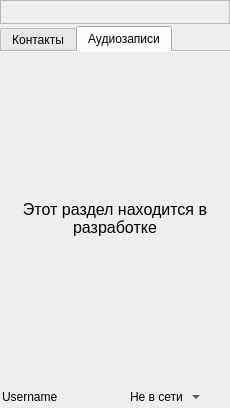
The window that mainwindow.ui (yzubchenko/VKReplica) describes before a commit, drawn with Qt 5.
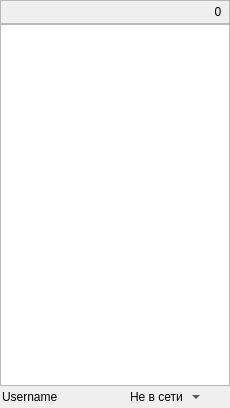
The same window after the commit. The open tabs and pages were chosen to show the change. Icons and pictures are not drawn.

Commit message: +Audio player mock; +icons; *main window without tabs;

```diff
--- a/mainwindow.ui
+++ b/mainwindow.ui
@@ -28,7 +28,7 @@
    </property>
    <layout class="QVBoxLayout" name="verticalLayout">
     <property name="spacing">
-     <number>2</number>
+     <number>0</number>
     </property>
     <property name="leftMargin">
      <number>0</number>
@@ -178,45 +178,75 @@
          </property>
         </spacer>
        </item>
+       <item>
+        <widget class="QToolButton" name="playButton">
+         <property name="minimumSize">
+          <size>
+           <width>22</width>
+           <height>22</height>
+          </size>
+         </property>
+         <property name="maximumSize">
+          <size>
+           <width>22</width>
+           <height>22</height>
+          </size>
+         </property>
+         <property name="text">
+          <string/>
+         </property>
+         <property name="icon">
+          <iconset resource="resources.qrc">
+           <normaloff>:/main_window/resources/play.png</normaloff>:/main_window/resources/play.png</iconset>
+         </property>
+         <property name="iconSize">
+          <size>
+           <width>18</width>
+           <height>18</height>
+          </size>
+         </property>
+         <property name="autoRaise">
+          <bool>true</bool>
+         </property>
+        </widget>
+       </item>
+       <item>
+        <widget class="QToolButton" name="musicButton">
+         <property name="minimumSize">
+          <size>
+           <width>22</width>
+           <height>22</height>
+          </size>
+         </property>
+         <property name="maximumSize">
+          <size>
+           <width>22</width>
+           <height>22</height>
+          </size>
+         </property>
+         <property name="text">
+          <string>0</string>
+         </property>
+         <property name="icon">
+          <iconset resource="resources.qrc">
+           <normaloff>:/main_window/resources/music.png</normaloff>:/main_window/resources/music.png</iconset>
+         </property>
+         <property name="iconSize">
+          <size>
+           <width>18</width>
+           <height>18</height>
+          </size>
+         </property>
+         <property name="autoRaise">
+          <bool>true</bool>
+         </property>
+        </widget>
+       </item>
       </layout>
      </widget>
     </item>
     <item>
-     <widget class="QTabWidget" name="tabWidget">
-      <property name="autoFillBackground">
-       <bool>false</bool>
-      </property>
-      <property name="tabPosition">
-       <enum>QTabWidget::North</enum>
-      </property>
-      <property name="currentIndex">
-       <number>0</number>
-      </property>
-      <property name="documentMode">
-       <bool>true</bool>
-      </property>
-      <widget class="QWidget" name="contactsTab">
-       <attribute name="title">
-        <string>Контакты</string>
-       </attribute>
-       <layout class="QVBoxLayout" name="verticalLayout_2">
-        <property name="spacing">
-         <number>0</number>
-        </property>
-        <property name="leftMargin">
-         <number>0</number>
-        </property>
-        <property name="topMargin">
-         <number>0</number>
-        </property>
-        <property name="rightMargin">
-         <number>0</number>
-        </property>
-        <property name="bottomMargin">
-         <number>0</number>
-        </property>
-        <item>
-         <widget class="QListView" name="listView">
+     <widget class="QListView" name="contactsListView">
           <property name="palette">
            <palette>
             <active>
@@ -262,35 +292,6 @@
           </property>
          </widget>
         </item>
-       </layout>
-      </widget>
-      <widget class="QWidget" name="audioTab">
-       <attribute name="title">
-        <string>Аудиозаписи</string>
-       </attribute>
-       <layout class="QVBoxLayout" name="verticalLayout_3">
-        <item>
-         <widget class="QLabel" name="label">
-          <property name="font">
-           <font>
-            <pointsize>12</pointsize>
-           </font>
-          </property>
-          <property name="text">
-           <string>Этот раздел находится в разработке</string>
-          </property>
-          <property name="alignment">
-           <set>Qt::AlignCenter</set>
-          </property>
-          <property name="wordWrap">
-           <bool>true</bool>
-          </property>
-         </widget>
-        </item>
-       </layout>
-      </widget>
-     </widget>
-    </item>
     <item>
      <widget class="QFrame" name="statusFrame">
       <property name="maximumSize">
```
Left out of the diff: 11 changed lines with no effect on the pictures. Lines whose indentation alone changed are shown as unchanged. The commit also changes 20 other files.
